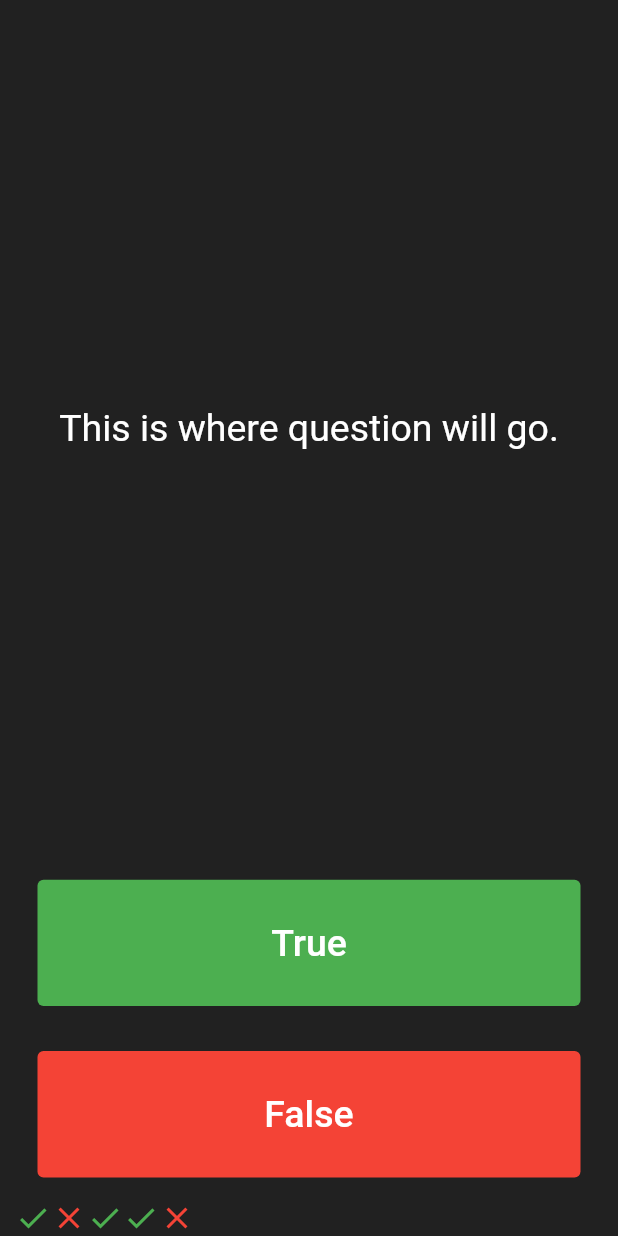
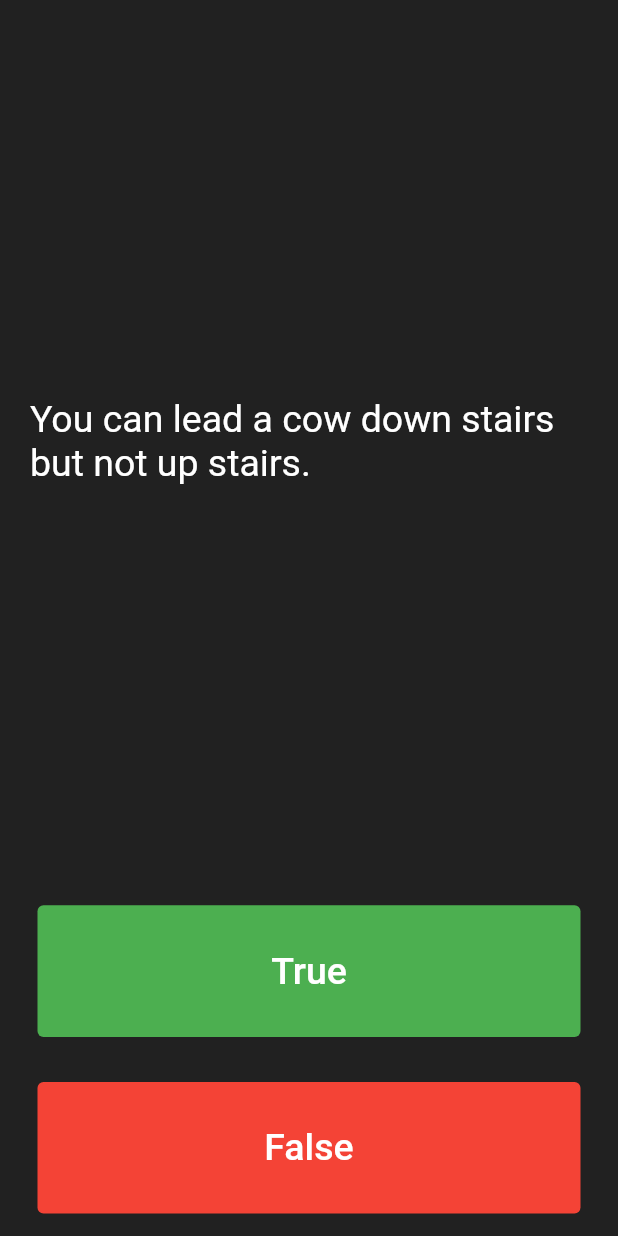
Before and after one commit to syedashiqbd/QuizzerApp-Flutter-Ashiq, a Flutter app: the screen it shows after launch, after a tap on "True", on a phone screen of 412 x 824 dp. Run offline on Flutter 3.47's test engine with Material 2 defaults, Android fonts, the phone set to English and light mode, and no system bars.

Commit message:
question number added

```diff
--- a/quizzler/lib/main.dart
+++ b/quizzler/lib/main.dart
@@ -25,29 +25,16 @@ class QuizPage extends StatefulWidget {
 }
 
 class _QuizPageState extends State<QuizPage> {
+  List<Icon> scoreKeeper = [];
 
-  List <Icon> scoreKeeper = [
-    Icon(
-         Icons.check,
-                color: Colors.green,
-              ),
-              Icon(
-                Icons.close,
-                color: Colors.red,
-              ),
-              Icon(
-                Icons.check,
-                color: Colors.green,
-              ),
-              Icon(
-                Icons.check,
-                color: Colors.green,
-              ),
-              Icon(
-                Icons.close,
-                color: Colors.red,
-              ),
+  List<String> question = [
+    'I love Mohammad.',
+    'You can lead a cow down stairs but not up stairs.',
+    'Approximately one quarter of human bones are in the feet.',
+    'A slug\'s blood is green.',
   ];
+
+  int questionNumber = 0;
 
   @override
   Widget build(BuildContext context) {
@@ -61,7 +48,7 @@ class _QuizPageState extends State<QuizPage> {
               padding: EdgeInsets.all(10.0),
               child: Center(
                 child: Text(
-                  'This is where question will go.',
+                  question[questionNumber],
                   style: TextStyle(
                     fontSize: 25.0,
                     color: Colors.white,
@@ -83,7 +70,10 @@ class _QuizPageState extends State<QuizPage> {
                   ),
                 ),
                 onPressed: () {
-                  //The user picked true.
+                  setState(() {
+                    questionNumber++;
+                  });
+                  print(questionNumber);
                 },
               ),
             ),
@@ -107,7 +97,7 @@ class _QuizPageState extends State<QuizPage> {
             ),
           ),
           Row(
-            children:scoreKeeper,
+            children: scoreKeeper,
           ),
         ]);
   }
```
